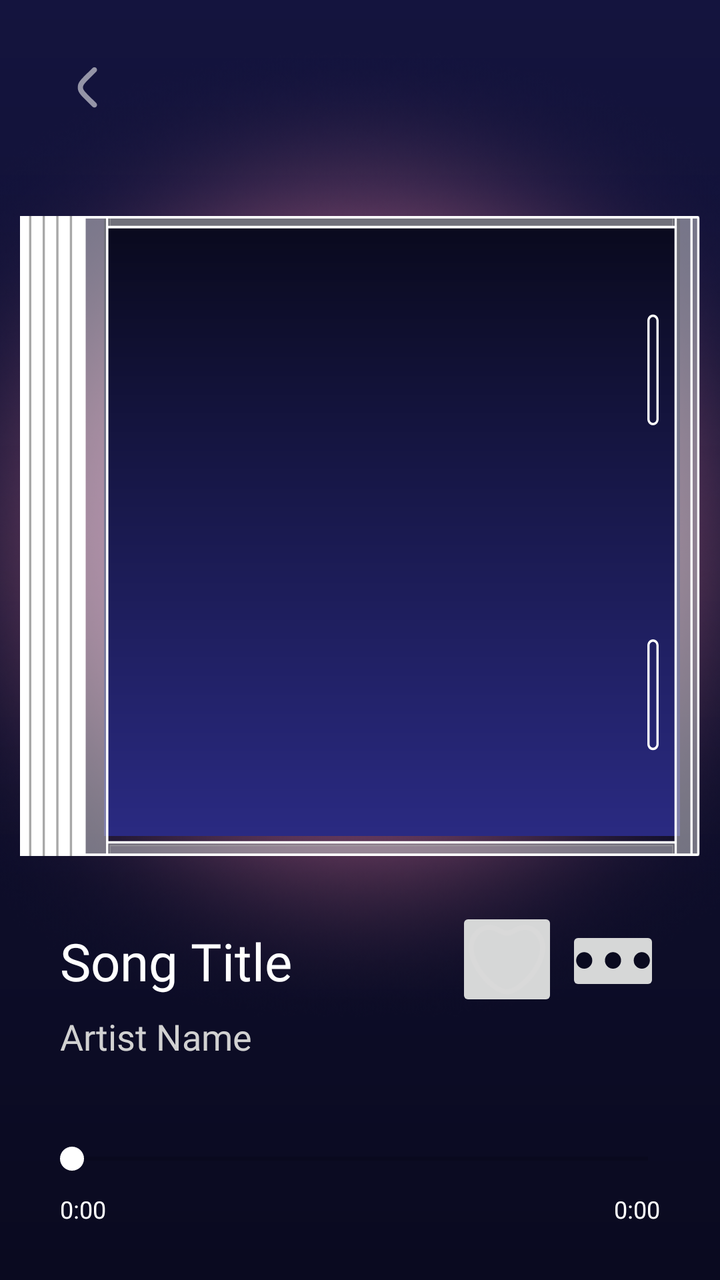
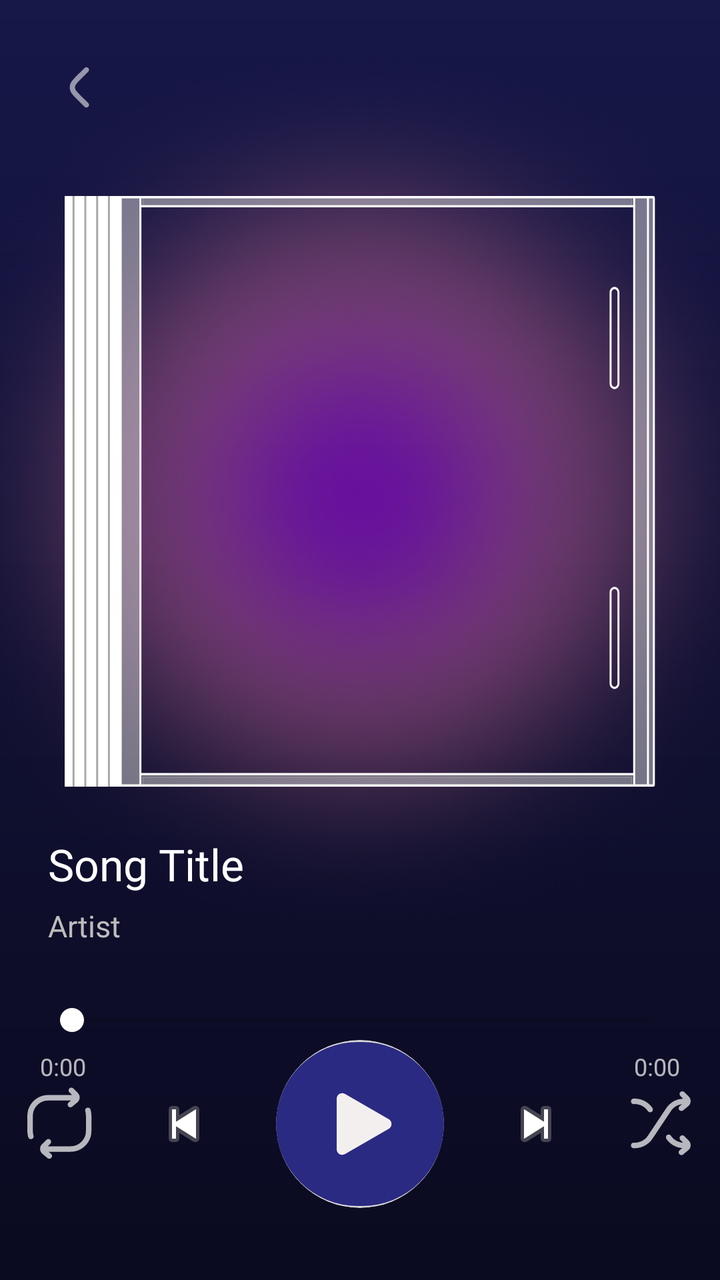

The first picture is an Android layout as it rendered before a commit; the second is the same layout after the commit. The layout source and the unified diff follow.
<!-- AndroidManifest.xml: application theme Theme.MaterialComponents.DayNight.NoActionBar -->
<!-- res/layout/activity_full_player.xml -->
<?xml version="1.0" encoding="utf-8"?>
<androidx.constraintlayout.widget.ConstraintLayout xmlns:android="http://schemas.android.com/apk/res/android"
    xmlns:app="http://schemas.android.com/apk/res-auto"
    android:layout_width="match_parent"
    android:layout_height="match_parent"
    android:background="#0A0A20">

    <ImageView
        android:id="@+id/bgGradient"
        android:layout_width="match_parent"
        android:layout_height="match_parent"
        android:alpha="0.3"
        android:scaleType="centerCrop"
        android:src="@drawable/gradient_bg_1" />

    <ImageButton
        android:id="@+id/btnBack"
        android:layout_width="48dp"
        android:layout_height="48dp"
        android:layout_marginStart="20dp"
        android:layout_marginTop="20dp"
        android:background="?attr/selectableItemBackgroundBorderless"
        android:src="@drawable/ic_back"
        app:layout_constraintStart_toStartOf="parent"
        app:layout_constraintTop_toTopOf="parent"
        app:tint="#FFFFFF" />

    <ImageView
        android:id="@+id/albumGlow"
        android:layout_width="500dp"
        android:layout_height="500dp"
        android:alpha="0.8"
        android:src="@drawable/ellipse"
        app:layout_constraintBottom_toBottomOf="@id/albumContainer"
        app:layout_constraintEnd_toEndOf="@id/albumContainer"
        app:layout_constraintStart_toStartOf="@id/albumContainer"
        app:layout_constraintTop_toTopOf="@id/albumContainer" />

    <FrameLayout
        android:id="@+id/albumContainer"
        android:layout_width="340dp"
        android:layout_height="320dp"
        android:layout_marginTop="40dp"
        app:layout_constraintEnd_toEndOf="parent"
        app:layout_constraintStart_toStartOf="parent"
        app:layout_constraintTop_toBottomOf="@id/btnBack">

        <ImageView
            android:id="@+id/ivFullArt"
            android:layout_width="match_parent"
            android:layout_height="match_parent"
            android:layout_marginStart="42dp"
            android:layout_marginTop="0dp"
            android:layout_marginEnd="10dp"
            android:layout_marginBottom="10dp"
            android:scaleType="centerCrop"
            android:src="@drawable/gradient_bg" />

        <ImageView
            android:id="@+id/albumFrame"
            android:layout_width="match_parent"
            android:layout_height="match_parent"
            android:scaleType="fitXY"
            android:src="@drawable/album_foto" />
    </FrameLayout>

    <TextView
        android:id="@+id/tvFullTitle"
        android:layout_width="0dp"
        android:layout_height="wrap_content"
        android:layout_marginStart="30dp"
        android:layout_marginTop="35dp"
        android:layout_marginEnd="15dp"
        android:fontFamily="@font/zen_dots"
        android:text="Song Title"
        android:textColor="#FFFFFF"
        android:textSize="26sp"
        app:layout_constraintEnd_toStartOf="@id/btnLike"
        app:layout_constraintStart_toStartOf="parent"
        app:layout_constraintTop_toBottomOf="@id/albumContainer" />

    <TextView
        android:id="@+id/tvFullArtist"
        android:layout_width="0dp"
        android:layout_height="wrap_content"
        android:layout_marginTop="8dp"
        android:fontFamily="@font/zen_dots"
        android:text="Artist Name"
        android:textColor="#D1D1D1"
        android:textSize="18sp"
        app:layout_constraintEnd_toEndOf="@id/tvFullTitle"
        app:layout_constraintStart_toStartOf="@id/tvFullTitle"
        app:layout_constraintTop_toBottomOf="@id/tvFullTitle" />

    <ImageButton
        android:id="@+id/btnLike"
        android:layout_width="51dp"
        android:layout_height="52dp"
        android:layout_marginEnd="4dp"
        android:src="@drawable/ic_liked"
        app:layout_constraintBottom_toBottomOf="@id/tvFullTitle"
        app:layout_constraintEnd_toStartOf="@id/btnMenuMore"
        app:layout_constraintTop_toTopOf="@id/tvFullTitle"
        app:layout_constraintVertical_bias="0.55" />

    <ImageButton
        android:id="@+id/btnMenuMore"
        android:layout_width="47dp"
        android:layout_height="35dp"
        android:layout_marginEnd="30dp"
        android:src="@drawable/ic_menu_more"
        app:layout_constraintBottom_toBottomOf="@id/tvFullTitle"
        app:layout_constraintEnd_toEndOf="parent"
        app:layout_constraintTop_toTopOf="@id/tvFullTitle" />

    <SeekBar
        android:id="@+id/playerSeekBar"
        android:layout_width="match_parent"
        android:layout_height="wrap_content"
        android:layout_marginHorizontal="20dp"
        android:layout_marginTop="40dp"
        android:progressTint="#A600FF"
        android:thumbTint="#FFFFFF"
        app:layout_constraintTop_toBottomOf="@id/tvFullArtist" />

    <TextView
        android:id="@+id/tvCurrentTime"
        android:layout_width="wrap_content"
        android:layout_height="wrap_content"
        android:layout_marginStart="30dp"
        android:layout_marginTop="8dp"
        android:text="0:00"
        android:textColor="#FFFFFF"
        android:textSize="12sp"
        app:layout_constraintStart_toStartOf="parent"
        app:layout_constraintTop_toBottomOf="@id/playerSeekBar" />

    <TextView
        android:id="@+id/tvTotalTime"
        android:layout_width="wrap_content"
        android:layout_height="wrap_content"
        android:layout_marginTop="8dp"
        android:layout_marginEnd="30dp"
        android:text="0:00"
        android:textColor="#FFFFFF"
        android:textSize="12sp"
        app:layout_constraintEnd_toEndOf="parent"
        app:layout_constraintTop_toBottomOf="@id/playerSeekBar" />

    <LinearLayout
        android:layout_width="match_parent"
        android:layout_height="wrap_content"
        android:layout_marginBottom="50dp"
        android:gravity="center"
        android:orientation="horizontal"
        app:layout_constraintBottom_toBottomOf="parent"
        app:layout_constraintTop_toBottomOf="@id/tvCurrentTime">

        <ImageButton
            android:id="@+id/btnRepeat"
            android:layout_width="40dp"
            android:layout_height="40dp"
            android:src="@drawable/ic_repeate"/>

        <ImageButton
            android:id="@+id/btnPrev"
            android:layout_width="55dp"
            android:layout_height="55dp"
            android:layout_marginStart="15dp"
            android:src="@android:drawable/ic_media_previous" />

        <com.google.android.material.card.MaterialCardView
            android:layout_width="74dp"
            android:layout_height="74dp"
            android:layout_marginHorizontal="20dp"
            app:cardBackgroundColor="#8E8E9F"
            app:cardCornerRadius="37dp"
            app:cardElevation="0dp">

            <ImageButton
                android:id="@+id/btnFullPlayPause"
                android:layout_width="match_parent"
                android:layout_height="match_parent"
                android:background="?attr/selectableItemBackground"
                android:src="@android:drawable/ic_media_play"
                app:tint="#FFFFFF" />
        </com.google.android.material.card.MaterialCardView>

        <ImageButton
            android:id="@+id/btnNext"
            android:layout_width="55dp"
            android:layout_height="55dp"
            android:layout_marginEnd="15dp"
            android:src="@android:drawable/ic_media_next" />

        <ImageButton
            android:id="@+id/btnShuffle"
            android:layout_width="40dp"
            android:layout_height="40dp"
            android:src="@drawable/ic_shuffle" />
    </LinearLayout>

</androidx.constraintlayout.widget.ConstraintLayout>
<!-- resources referenced by this layout -->
<resources>
  <!-- drawable gradient_bg (drawable) -->
  <shape xmlns:android="http://schemas.android.com/apk/res/android">
      <gradient
          android:startColor="#09091C"
          android:endColor="#2A2A82"
          android:angle="270"/>
  </shape>
  <!-- drawable gradient_bg_1 (drawable) -->
  <shape xmlns:android="http://schemas.android.com/apk/res/android">
      <gradient
          android:startColor="#2A2A82"
          android:endColor="#09091C"
          android:angle="270"/>
  </shape>
  <!-- drawable ic_back (drawable) -->
  <vector xmlns:android="http://schemas.android.com/apk/res/android"
      android:width="43dp"
      android:height="43dp"
      android:viewportWidth="43"
      android:viewportHeight="43">
    <path
        android:pathData="M25.458,13.2C25.974,12.689 25.978,11.857 25.467,11.342C24.956,10.826 24.124,10.822 23.608,11.333L20.463,14.45C19.278,15.624 18.31,16.584 17.624,17.439C16.91,18.328 16.393,19.23 16.255,20.313C16.194,20.788 16.194,21.269 16.255,21.744C16.393,22.827 16.91,23.729 17.624,24.618C18.31,25.473 19.278,26.433 20.463,27.607L23.608,30.724C24.124,31.235 24.956,31.231 25.467,30.716C25.978,30.2 25.974,29.368 25.458,28.857L22.369,25.795C21.115,24.552 20.255,23.697 19.673,22.972C19.108,22.269 18.914,21.816 18.862,21.412C18.83,21.157 18.83,20.9 18.862,20.646C18.914,20.241 19.108,19.789 19.673,19.085C20.255,18.36 21.115,17.505 22.369,16.262L25.458,13.2Z"
        android:strokeAlpha="0.55"
        android:fillColor="#ffffff"
        android:fillAlpha="0.55"/>
  </vector>
  <!-- drawable ic_liked (drawable) -->
  <vector xmlns:android="http://schemas.android.com/apk/res/android"
      android:width="43dp"
      android:height="43dp"
      android:viewportWidth="43"
      android:viewportHeight="43">
    <path
        android:pathData="M36.342,7.981C32.165,3.722 27.329,5.518 24.334,7.418C22.642,8.491 20.299,8.491 18.607,7.418C15.612,5.518 10.776,3.722 6.6,7.981C-3.315,18.091 13.687,37.574 21.471,37.574C29.254,37.574 46.256,18.091 36.342,7.981Z"
        android:strokeWidth="2.57647"
        android:fillColor="#00000000"
        android:strokeColor="#D9D9D9"
        android:strokeLineCap="round"/>
  </vector>
  <!-- drawable ic_menu_more (drawable) -->
  <vector xmlns:android="http://schemas.android.com/apk/res/android"
      android:width="37dp"
      android:height="9dp"
      android:viewportWidth="37"
      android:viewportHeight="9">
    <path
        android:pathData="M18.576,0.079a4.131,4.03 90,1 0,-0.153 8.261a4.131,4.03 90,1 0,0.153 -8.261z"
        android:fillColor="#0A0A1F"/>
    <path
        android:pathData="M32.969,0.079a4.131,4.03 90,1 0,-0.153 8.261a4.131,4.03 90,1 0,0.153 -8.261z"
        android:fillColor="#0A0A1F"/>
    <path
        android:pathData="M4.183,0.079a4.131,4.03 90,1 0,-0.153 8.261a4.131,4.03 90,1 0,0.153 -8.261z"
        android:fillColor="#0A0A1F"/>
  </vector>
  <!-- unchanged entries left out for length: 4 -->
</resources>

<!-- the commit's change to res/layout/activity_full_player.xml (unified diff, before → after) -->
@@ -1,203 +1,210 @@
 <?xml version="1.0" encoding="utf-8"?>
-<androidx.constraintlayout.widget.ConstraintLayout xmlns:android="http://schemas.android.com/apk/res/android"
+<androidx.constraintlayout.widget.ConstraintLayout
+    xmlns:android="http://schemas.android.com/apk/res/android"
     xmlns:app="http://schemas.android.com/apk/res-auto"
+    xmlns:tools="http://schemas.android.com/tools"
     android:layout_width="match_parent"
     android:layout_height="match_parent"
     android:background="#0A0A20">
 
+    
     <ImageView
         android:id="@+id/bgGradient"
-        android:layout_width="match_parent"
-        android:layout_height="match_parent"
-        android:alpha="0.3"
+        android:layout_width="0dp"
+        android:layout_height="0dp"
+        android:alpha="0.4"
         android:scaleType="centerCrop"
-        android:src="@drawable/gradient_bg_1" />
-
+        android:src="@drawable/gradient_bg_1"
+        app:layout_constraintTop_toTopOf="parent"
+        app:layout_constraintBottom_toBottomOf="parent"
+        app:layout_constraintStart_toStartOf="parent"
+        app:layout_constraintEnd_toEndOf="parent"/>
+
+    
     <ImageButton
         android:id="@+id/btnBack"
         android:layout_width="48dp"
         android:layout_height="48dp"
-        android:layout_marginStart="20dp"
+        android:layout_marginStart="16dp"
         android:layout_marginTop="20dp"
         android:background="?attr/selectableItemBackgroundBorderless"
+        android:padding="8dp"
         android:src="@drawable/ic_back"
-        app:layout_constraintStart_toStartOf="parent"
-        app:layout_constraintTop_toTopOf="parent"
-        app:tint="#FFFFFF" />
-
+        app:tint="#FFFFFF"
+        app:layout_constraintStart_toStartOf="parent"
+        app:layout_constraintTop_toTopOf="parent"/>
+
+    
     <ImageView
         android:id="@+id/albumGlow"
-        android:layout_width="500dp"
-        android:layout_height="500dp"
-        android:alpha="0.8"
+        android:layout_width="0dp"
+        android:layout_height="0dp"
+        android:alpha="0.55"
         android:src="@drawable/ellipse"
+        app:layout_constraintTop_toTopOf="@id/albumContainer"
         app:layout_constraintBottom_toBottomOf="@id/albumContainer"
+        app:layout_constraintStart_toStartOf="@id/albumContainer"
         app:layout_constraintEnd_toEndOf="@id/albumContainer"
-        app:layout_constraintStart_toStartOf="@id/albumContainer"
-        app:layout_constraintTop_toTopOf="@id/albumContainer" />
-
+        app:layout_constraintWidth_percent="1.25"
+        app:layout_constraintDimensionRatio="1:1"/>
+
+    
     <FrameLayout
         android:id="@+id/albumContainer"
-        android:layout_width="340dp"
-        android:layout_height="320dp"
-        android:layout_marginTop="40dp"
+        android:layout_width="0dp"
+        android:layout_height="0dp"
+        android:layout_marginTop="30dp"
+        app:layout_constraintTop_toBottomOf="@id/btnBack"
+        app:layout_constraintStart_toStartOf="parent"
         app:layout_constraintEnd_toEndOf="parent"
-        app:layout_constraintStart_toStartOf="parent"
-        app:layout_constraintTop_toBottomOf="@id/btnBack">
-
+        app:layout_constraintWidth_percent="0.82"
+        app:layout_constraintDimensionRatio="1:1">
+
+        
         <ImageView
             android:id="@+id/ivFullArt"
             android:layout_width="match_parent"
             android:layout_height="match_parent"
-            android:layout_marginStart="42dp"
-            android:layout_marginTop="0dp"
-            android:layout_marginEnd="10dp"
-            android:layout_marginBottom="10dp"
-            android:scaleType="centerCrop"
-            android:src="@drawable/gradient_bg" />
-
+            android:scaleType="centerCrop"/>
+
+        
         <ImageView
             android:id="@+id/albumFrame"
             android:layout_width="match_parent"
             android:layout_height="match_parent"
             android:scaleType="fitXY"
-            android:src="@drawable/album_foto" />
+            android:src="@drawable/album_foto"/>
+
     </FrameLayout>
 
+    
     <TextView
         android:id="@+id/tvFullTitle"
         android:layout_width="0dp"
         android:layout_height="wrap_content"
-        android:layout_marginStart="30dp"
-        android:layout_marginTop="35dp"
-        android:layout_marginEnd="15dp"
+        android:layout_marginStart="24dp"
+        android:layout_marginTop="24dp"
+        android:layout_marginEnd="24dp"
         android:fontFamily="@font/zen_dots"
         android:text="Song Title"
         android:textColor="#FFFFFF"
-        android:textSize="26sp"
-        app:layout_constraintEnd_toStartOf="@id/btnLike"
-        app:layout_constraintStart_toStartOf="parent"
-        app:layout_constraintTop_toBottomOf="@id/albumContainer" />
-
+        android:textSize="22sp"
+        android:singleLine="true"
+        android:ellipsize="marquee"
+        app:layout_constraintTop_toBottomOf="@id/albumContainer"
+        app:layout_constraintStart_toStartOf="parent"
+        app:layout_constraintEnd_toEndOf="parent"/>
+
+    
     <TextView
         android:id="@+id/tvFullArtist"
         android:layout_width="0dp"
         android:layout_height="wrap_content"
-        android:layout_marginTop="8dp"
+        android:layout_marginTop="6dp"
         android:fontFamily="@font/zen_dots"
-        android:text="Artist Name"
-        android:textColor="#D1D1D1"
-        android:textSize="18sp"
-        app:layout_constraintEnd_toEndOf="@id/tvFullTitle"
+        android:text="Artist"
+        android:textColor="#BDBDBD"
+        android:textSize="15sp"
+        app:layout_constraintTop_toBottomOf="@id/tvFullTitle"
         app:layout_constraintStart_toStartOf="@id/tvFullTitle"
-        app:layout_constraintTop_toBottomOf="@id/tvFullTitle" />
-
-    <ImageButton
-        android:id="@+id/btnLike"
-        android:layout_width="51dp"
-        android:layout_height="52dp"
-        android:layout_marginEnd="4dp"
-        android:src="@drawable/ic_liked"
-        app:layout_constraintBottom_toBottomOf="@id/tvFullTitle"
-        app:layout_constraintEnd_toStartOf="@id/btnMenuMore"
-        app:layout_constraintTop_toTopOf="@id/tvFullTitle"
-        app:layout_constraintVertical_bias="0.55" />
-
-    <ImageButton
-        android:id="@+id/btnMenuMore"
-        android:layout_width="47dp"
-        android:layout_height="35dp"
-        android:layout_marginEnd="30dp"
-        android:src="@drawable/ic_menu_more"
-        app:layout_constraintBottom_toBottomOf="@id/tvFullTitle"
-        app:layout_constraintEnd_toEndOf="parent"
-        app:layout_constraintTop_toTopOf="@id/tvFullTitle" />
-
+        app:layout_constraintEnd_toEndOf="@id/tvFullTitle"/>
+
+    
     <SeekBar
         android:id="@+id/playerSeekBar"
-        android:layout_width="match_parent"
+        android:layout_width="0dp"
         android:layout_height="wrap_content"
         android:layout_marginHorizontal="20dp"
-        android:layout_marginTop="40dp"
+        android:layout_marginTop="28dp"
         android:progressTint="#A600FF"
         android:thumbTint="#FFFFFF"
-        app:layout_constraintTop_toBottomOf="@id/tvFullArtist" />
-
+        android:splitTrack="false"
+        app:layout_constraintTop_toBottomOf="@id/tvFullArtist"
+        app:layout_constraintStart_toStartOf="parent"
+        app:layout_constraintEnd_toEndOf="parent"/>
+
+    
     <TextView
         android:id="@+id/tvCurrentTime"
         android:layout_width="wrap_content"
         android:layout_height="wrap_content"
-        android:layout_marginStart="30dp"
-        android:layout_marginTop="8dp"
         android:text="0:00"
-        android:textColor="#FFFFFF"
         android:textSize="12sp"
-        app:layout_constraintStart_toStartOf="parent"
-        app:layout_constraintTop_toBottomOf="@id/playerSeekBar" />
+        android:textColor="#B3FFFFFF"
+        app:layout_constraintTop_toBottomOf="@id/playerSeekBar"
+        app:layout_constraintStart_toStartOf="@id/playerSeekBar"
+        android:layout_marginTop="6dp"/>
 
     <TextView
         android:id="@+id/tvTotalTime"
         android:layout_width="wrap_content"
         android:layout_height="wrap_content"
-        android:layout_marginTop="8dp"
-        android:layout_marginEnd="30dp"
         android:text="0:00"
-        android:textColor="#FFFFFF"
         android:textSize="12sp"
-        app:layout_constraintEnd_toEndOf="parent"
-        app:layout_constraintTop_toBottomOf="@id/playerSeekBar" />
-
+        android:textColor="#B3FFFFFF"
+        app:layout_constraintTop_toBottomOf="@id/playerSeekBar"
+        app:layout_constraintEnd_toEndOf="@id/playerSeekBar"
+        android:layout_marginTop="6dp"/>
+
+    
     <LinearLayout
+        android:id="@+id/controls"
         android:layout_width="match_parent"
         android:layout_height="wrap_content"
-        android:layout_marginBottom="50dp"
+        android:orientation="horizontal"
         android:gravity="center"
-        android:orientation="horizontal"
-        app:layout_constraintBottom_toBottomOf="parent"
-        app:layout_constraintTop_toBottomOf="@id/tvCurrentTime">
+        android:layout_marginBottom="36dp"
+        app:layout_constraintBottom_toBottomOf="parent">
 
         <ImageButton
             android:id="@+id/btnRepeat"
             android:layout_width="40dp"
             android:layout_height="40dp"
-            android:src="@drawable/ic_repeate"/>
+            android:background="?attr/selectableItemBackgroundBorderless"
+            android:src="@drawable/ic_repeate"
+            app:tint="#B3FFFFFF"/>
 
         <ImageButton
             android:id="@+id/btnPrev"
-            android:layout_width="55dp"
-            android:layout_height="55dp"
-            android:layout_marginStart="15dp"
-            android:src="@android:drawable/ic_media_previous" />
+            android:layout_width="56dp"
+            android:layout_height="56dp"
+            android:layout_marginStart="14dp"
+            android:background="?attr/selectableItemBackgroundBorderless"
+            android:src="@android:drawable/ic_media_previous"/>
 
         <com.google.android.material.card.MaterialCardView
-            android:layout_width="74dp"
-            android:layout_height="74dp"
-            android:layout_marginHorizontal="20dp"
-            app:cardBackgroundColor="#8E8E9F"
-            app:cardCornerRadius="37dp"
-            app:cardElevation="0dp">
+            android:layout_width="84dp"
+            android:layout_height="84dp"
+            android:layout_marginHorizontal="18dp"
+            app:cardCornerRadius="42dp"
+            app:cardElevation="0dp"
+            app:cardBackgroundColor="@color/light_beige">
 
             <ImageButton
                 android:id="@+id/btnFullPlayPause"
                 android:layout_width="match_parent"
                 android:layout_height="match_parent"
                 android:background="?attr/selectableItemBackground"
-                android:src="@android:drawable/ic_media_play"
-                app:tint="#FFFFFF" />
+                android:src="@drawable/ic_play"
+                android:scaleType="fitCenter"/>
         </com.google.android.material.card.MaterialCardView>
 
         <ImageButton
             android:id="@+id/btnNext"
-            android:layout_width="55dp"
-            android:layout_height="55dp"
-            android:layout_marginEnd="15dp"
-            android:src="@android:drawable/ic_media_next" />
+            android:layout_width="56dp"
+            android:layout_height="56dp"
+            android:background="?attr/selectableItemBackgroundBorderless"
+            android:src="@android:drawable/ic_media_next"/>
 
         <ImageButton
             android:id="@+id/btnShuffle"
             android:layout_width="40dp"
             android:layout_height="40dp"
-            android:src="@drawable/ic_shuffle" />
+            android:layout_marginStart="14dp"
+            android:background="?attr/selectableItemBackgroundBorderless"
+            android:src="@drawable/ic_shuffle"
+            app:tint="#B3FFFFFF"/>
+
     </LinearLayout>
 
 </androidx.constraintlayout.widget.ConstraintLayout>
<!-- resource entries referenced after the edit -->
@@ -1,12 +1,6 @@
 <!-- resources referenced by this layout -->
 <resources>
-  <!-- drawable gradient_bg (drawable) -->
-  <shape xmlns:android="http://schemas.android.com/apk/res/android">
-      <gradient
-          android:startColor="#09091C"
-          android:endColor="#2A2A82"
-          android:angle="270"/>
-  </shape>
+  <color name="light_beige">#D9D9D9</color>
   <!-- drawable gradient_bg_1 (drawable) -->
   <shape xmlns:android="http://schemas.android.com/apk/res/android">
       <gradient
@@ -26,34 +20,18 @@
         android:fillColor="#ffffff"
         android:fillAlpha="0.55"/>
   </vector>
-  <!-- drawable ic_liked (drawable) -->
+  <!-- drawable ic_play (drawable) -->
   <vector xmlns:android="http://schemas.android.com/apk/res/android"
-      android:width="43dp"
-      android:height="43dp"
-      android:viewportWidth="43"
-      android:viewportHeight="43">
+      android:width="42dp"
+      android:height="41dp"
+      android:viewportWidth="42"
+      android:viewportHeight="41">
     <path
-        android:pathData="M36.342,7.981C32.165,3.722 27.329,5.518 24.334,7.418C22.642,8.491 20.299,8.491 18.607,7.418C15.612,5.518 10.776,3.722 6.6,7.981C-3.315,18.091 13.687,37.574 21.471,37.574C29.254,37.574 46.256,18.091 36.342,7.981Z"
-        android:strokeWidth="2.57647"
-        android:fillColor="#00000000"
-        android:strokeColor="#D9D9D9"
-        android:strokeLineCap="round"/>
-  </vector>
-  <!-- drawable ic_menu_more (drawable) -->
-  <vector xmlns:android="http://schemas.android.com/apk/res/android"
-      android:width="37dp"
-      android:height="9dp"
-      android:viewportWidth="37"
-      android:viewportHeight="9">
+        android:pathData="M20.5,0L21.5,0A20.5,20.5 0,0 1,42 20.5L42,20.5A20.5,20.5 0,0 1,21.5 41L20.5,41A20.5,20.5 0,0 1,0 20.5L0,20.5A20.5,20.5 0,0 1,20.5 0z"
+        android:fillColor="#2A2A82"/>
     <path
-        android:pathData="M18.576,0.079a4.131,4.03 90,1 0,-0.153 8.261a4.131,4.03 90,1 0,0.153 -8.261z"
-        android:fillColor="#0A0A1F"/>
-    <path
-        android:pathData="M32.969,0.079a4.131,4.03 90,1 0,-0.153 8.261a4.131,4.03 90,1 0,0.153 -8.261z"
-        android:fillColor="#0A0A1F"/>
-    <path
-        android:pathData="M4.183,0.079a4.131,4.03 90,1 0,-0.153 8.261a4.131,4.03 90,1 0,0.153 -8.261z"
-        android:fillColor="#0A0A1F"/>
+        android:pathData="M28.187,21.693L17.288,28.017C16.363,28.554 15.176,27.904 15.176,26.823V14.175C15.176,13.096 16.361,12.446 17.288,12.983L28.187,19.307C28.397,19.427 28.572,19.601 28.694,19.811C28.816,20.02 28.88,20.258 28.88,20.5C28.88,20.743 28.816,20.981 28.694,21.19C28.572,21.4 28.397,21.573 28.187,21.693Z"
+        android:fillColor="#F4EFEF"/>
   </vector>
   <!-- unchanged entries left out for length: 4 -->
 </resources>
